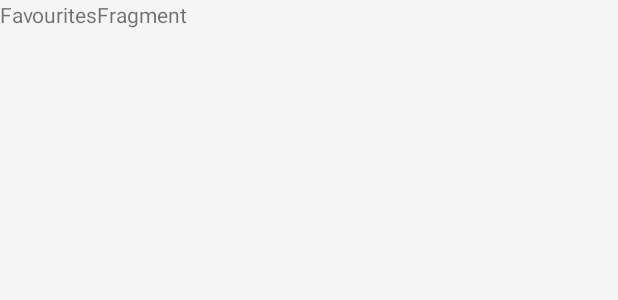
After one commit to yurkiv/Recipes, an Android app: the layout fragment_favourites.xml on its own in the app's theme, with its tools: preview values and no code run, on a phone screen of 412 x 824 dp. The commit adds this screen. Shown: the top 300 px of the screen. Run offline under Robolectric (Android 15) with nearby library versions, the phone set to English and light mode, and no system bars.

Commit message:
added fragments blank

```diff
--- /dev/null
+++ b/app/src/main/res/layout/fragment_favourites.xml
@@ -0,0 +1,10 @@
+<FrameLayout xmlns:android="http://schemas.android.com/apk/res/android"
+    xmlns:tools="http://schemas.android.com/tools" android:layout_width="match_parent"
+    android:layout_height="match_parent"
+    tools:context="tk.yurkiv.recipes.ui.fragments.FavouritesFragment">
+
+    <!-- TODO: Update blank fragment layout -->
+    <TextView android:layout_width="match_parent" android:layout_height="match_parent"
+        android:text="FavouritesFragment" />
+
+</FrameLayout>
--- a/app/src/main/res/menu/drawer_view.xml
+++ b/app/src/main/res/menu/drawer_view.xml
@@ -20,6 +20,7 @@
         <item
             android:id="@+id/home"
             android:icon="@drawable/ic_action_navigation_menu"
+            android:checked="true"
             android:title="Home" />
         <item
             android:id="@+id/category"
--- a/app/src/main/res/values/colors.xml
+++ b/app/src/main/res/values/colors.xml
@@ -9,6 +9,6 @@
     <color name="secondary_text">#727272</color>
     <color name="icons">#FFFFFF</color>
     <color name="divider">#B6B6B6</color>
-    <color name="window_background">#F5F5F5</color>
+    <color name="window_background">#FFF5F5F5</color>
 
 </resources>
--- a/app/src/main/res/values/strings.xml
+++ b/app/src/main/res/values/strings.xml
@@ -3,4 +3,7 @@
 
     <string name="hello_world">Hello world!</string>
     <string name="action_settings">Settings</string>
+
+<!-- TODO: Remove or change this placeholder text -->
+    <string name="hello_blank_fragment">Hello blank fragment</string>
 </resources>
```
Also changed, not shown: app/src/main/java/tk/yurkiv/recipes/ui/activities/MainActivity.java (+9 -5 lines), app/src/main/java/tk/yurkiv/recipes/ui/fragments/CategoryFragment.java (added, +31 -0 lines), app/src/main/java/tk/yurkiv/recipes/ui/fragments/ExploreFragment.java (added, +31 -0 lines), app/src/main/java/tk/yurkiv/recipes/ui/fragments/FavouritesFragment.java (added, +31 -0 lines), app/src/main/res/layout/fragment_category.xml (added, +10 -0 lines), app/src/main/res/layout/fragment_explore.xml (added, +10 -0 lines).
